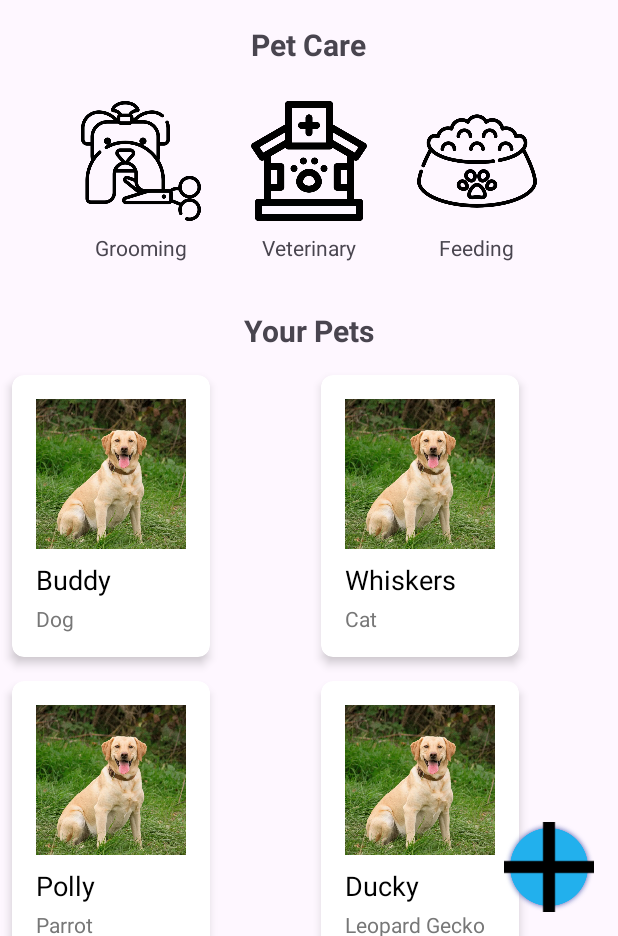
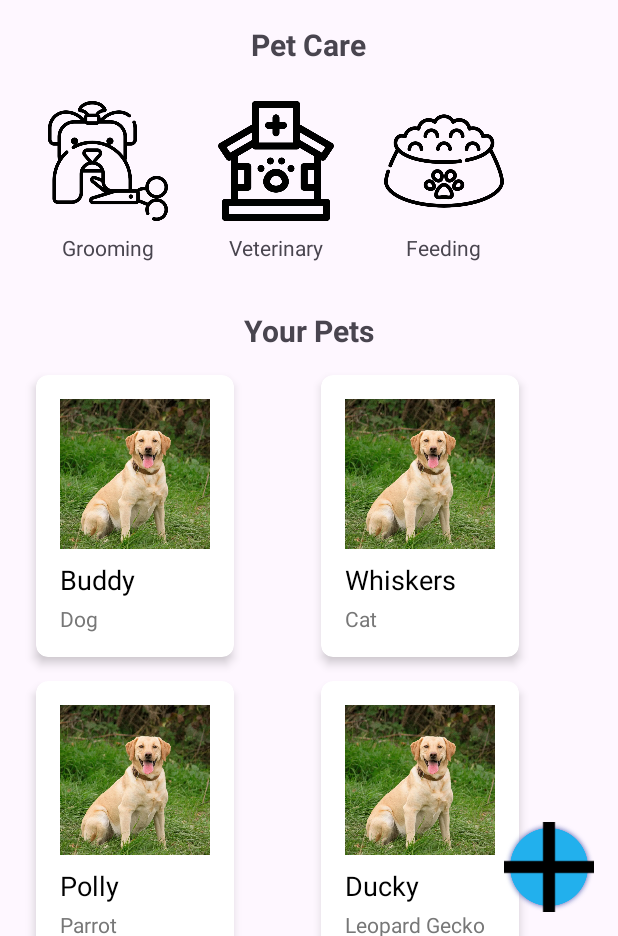
Before and after one commit to lexilure/MOBDEVE-MCO, an Android app: the screen it shows after launch (MainActivity), on a phone screen of 412 x 824 dp, the part 300-1236 px from its top. Run offline under Robolectric (Android 15) with nearby library versions, the phone set to English and light mode, and no system bars.

```diff
--- a/app/src/main/java/mobdeve/com/s20/group3/mco/MainActivity.java
+++ b/app/src/main/java/mobdeve/com/s20/group3/mco/MainActivity.java
@@ -6,7 +6,6 @@ import android.view.View;
 import androidx.appcompat.app.AppCompatActivity;
 import androidx.recyclerview.widget.GridLayoutManager;
 import androidx.recyclerview.widget.RecyclerView;
-
 import java.util.List;
 
 public class MainActivity extends AppCompatActivity {
--- a/app/src/main/res/layout/activity_main.xml
+++ b/app/src/main/res/layout/activity_main.xml
@@ -32,13 +32,15 @@
     <!-- Services Grid -->
     <GridLayout
         android:id="@+id/servicesGrid"
-        android:layout_width="wrap_content"
+        android:layout_width="match_parent"
         android:layout_height="wrap_content"
         android:layout_marginTop="8dp"
-        android:layout_gravity="center"
         android:columnCount="3"
         android:layout_below="@id/servicesTitle"
-        android:layout_centerHorizontal="true">
+        android:layout_centerHorizontal="true"
+        android:paddingStart="16dp"
+        android:paddingEnd="16dp">
+
         <!-- Grooming Button -->
         <LinearLayout
             android:layout_width="wrap_content"
@@ -128,7 +130,9 @@
         android:layout_height="wrap_content"
         android:layout_marginTop="8dp"
         android:layout_below="@id/petsTitle"
-        android:layout_centerHorizontal="true" />
+        android:layout_centerHorizontal="true"
+        android:layout_marginStart="16dp"
+        android:layout_marginEnd="16dp" />
 
     <!-- Floating Action Button for adding a new pet -->
     <androidx.appcompat.widget.AppCompatImageButton
```
Also changed, not shown: app/src/main/java/mobdeve/com/s20/group3/mco/PetAdapter.java (+14 -3 lines), 38 other files.
